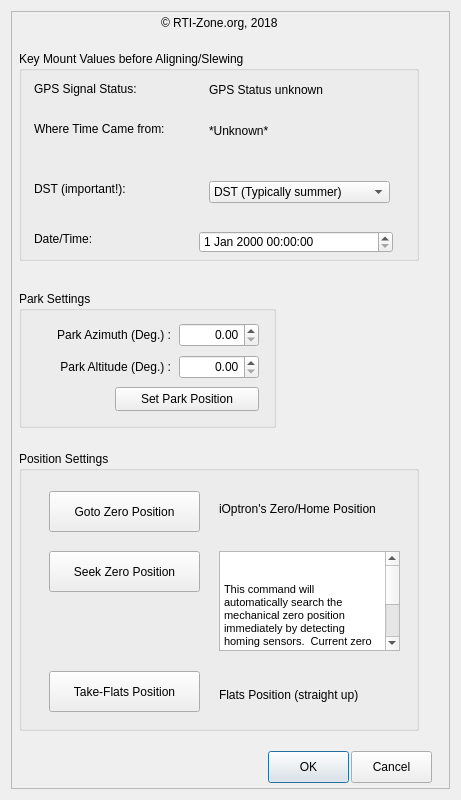
First picture: the form in iOptronV3.ui, repository rpineau/iOptronV3, before the edit.
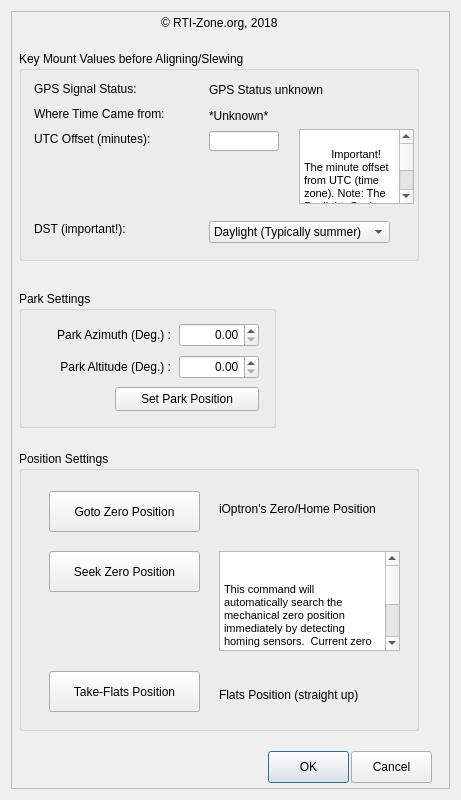
Second picture: the form after the edit. Custom widgets are drawn as their Qt base class.

Commit message: more Settings screen work

```diff
--- a/iOptronV3.ui
+++ b/iOptronV3.ui
@@ -133,7 +133,7 @@
        <property name="geometry">
         <rect>
          <x>15</x>
-         <y>70</y>
+         <y>55</y>
          <width>150</width>
          <height>16</height>
         </rect>
@@ -146,7 +146,7 @@
        <property name="geometry">
         <rect>
          <x>190</x>
-         <y>70</y>
+         <y>55</y>
          <width>185</width>
          <height>20</height>
         </rect>
@@ -160,7 +160,49 @@
        <property name="geometry">
         <rect>
          <x>15</x>
-         <y>130</y>
+         <y>80</y>
+         <width>170</width>
+         <height>16</height>
+        </rect>
+       </property>
+       <property name="text">
+        <string>UTC Offset (minutes):</string>
+       </property>
+      </widget>
+      <widget class="QLineEdit" name="lineEdit_utc">
+       <property name="geometry">
+        <rect>
+         <x>190</x>
+         <y>80</y>
+         <width>70</width>
+         <height>20</height>
+        </rect>
+       </property>
+      </widget>
+
+      <widget class="QTextBrowser" name="textBrowser">
+       <property name="geometry">
+        <rect>
+         <x>280</x>
+         <y>78</y>
+         <width>115</width>
+         <height>75</height>
+        </rect>
+       </property>
+       <property name="html">
+        <string>&lt;!DOCTYPE HTML PUBLIC &quot;-//W3C//DTD HTML 4.0//EN&quot; &quot;http://www.w3.org/TR/REC-html40/strict.dtd&quot;&gt;
+         &lt;html&gt;&lt;head&gt;&lt;meta name=&quot;qrichtext&quot; content=&quot;1&quot; /&gt;&lt;style type=&quot;text/css&quot;&gt;
+         p, li { white-space: pre-wrap; }
+         &lt;/style&gt;&lt;/head&gt;&lt;body style=&quot; font-family:'MS Shell Dlg 2'; font-size:8.25pt; font-weight:400; font-style:normal;&quot;&gt;
+         &lt;span style=&quot; margin-top:0px; margin-bottom:0px; margin-left:0px; margin-right:0px; -qt-block-indent:0; text-indent:0px;&quot;&gt;&lt;span style=&quot; font-size:8pt;&quot;&gt;Important! The minute offset from UTC (time zone). Note: The Daylight- Saving Time will not be take account into this value.&lt;/span&gt;&lt;/span&gt;&lt;/body&gt;&lt;/html&gt;</string>
+       </property>
+      </widget>
+
+      <widget class="QLabel" name="label_kv_6">
+       <property name="geometry">
+        <rect>
+         <x>15</x>
+         <y>170</y>
          <width>140</width>
          <height>16</height>
         </rect>
@@ -173,7 +215,7 @@
        <property name="geometry">
         <rect>
          <x>190</x>
-         <y>130</y>
+         <y>170</y>
          <width>181</width>
          <height>22</height>
         </rect>
@@ -186,7 +228,7 @@
        </property>
        <item>
         <property name="text">
-         <string>DST (Typically summer)</string>
+         <string>Daylight (Typically summer)</string>
         </property>
        </item>
        <item>
@@ -196,30 +238,6 @@
        </item>
       </widget>
 
-      <widget class="QLabel" name="label_kv_5">
-       <property name="geometry">
-        <rect>
-         <x>15</x>
-         <y>180</y>
-         <width>81</width>
-         <height>16</height>
-        </rect>
-       </property>
-       <property name="text">
-        <string>Date/Time:</string>
-       </property>
-      </widget>
-      <widget class="QDateTimeEdit" name="dateTimeEdit">
-       <property name="geometry">
-        <rect>
-         <x>180</x>
-         <y>180</y>
-         <width>194</width>
-         <height>22</height>
-        </rect>
-       </property>
-      </widget>
-
      </widget>
      <widget class="QGroupBox" name="groupBox">
       <property name="geometry">
@@ -367,7 +385,7 @@
         <string>Seek Zero Position</string>
        </property>
       </widget>
-      <widget class="QTextBrowser" name="textBrowser">
+      <widget class="QTextBrowser" name="textBrowser2">
        <property name="geometry">
         <rect>
          <x>200</x>
```
Left out of the diff: 8 changed lines with no effect on the pictures. The commit also changes 3 other files.
